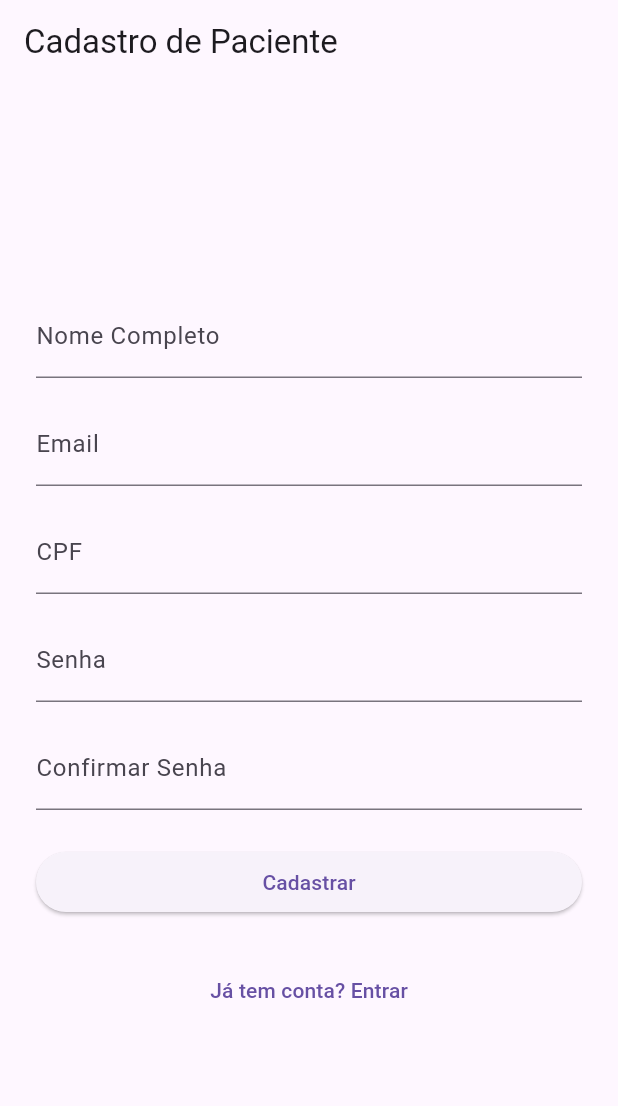
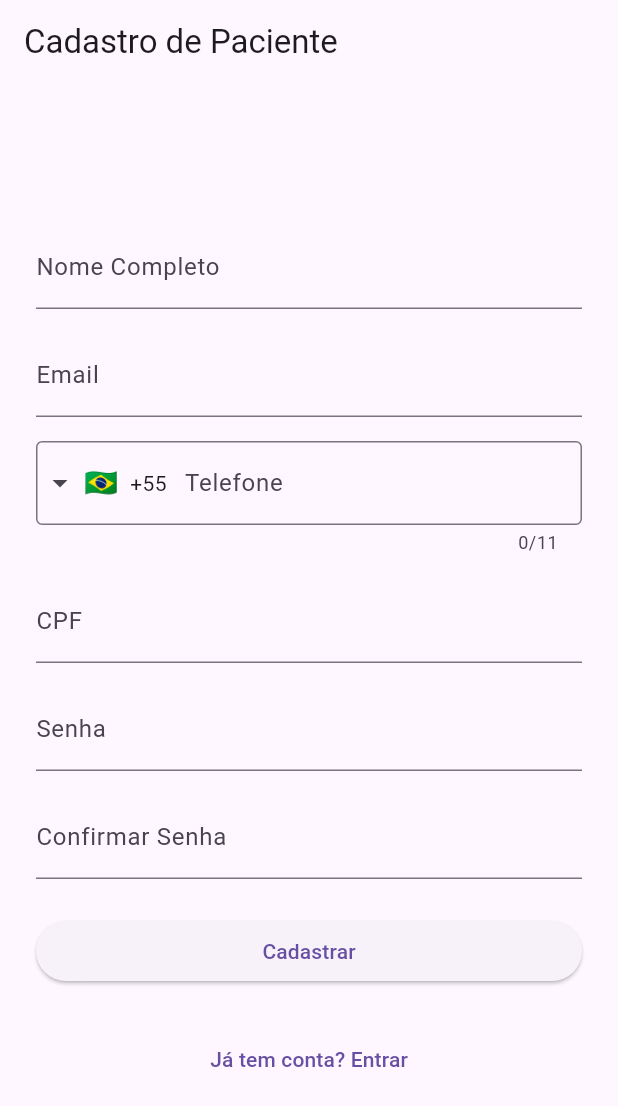
Before and after one commit to Bahryz/ProjetoMed, a Flutter app: the screen it shows after launch, after a tap on "Entrar", after a tap on "Não tem cadastro? Cadastre-se como pacie", on a phone screen of 412 x 824 dp. Shown: the top 1106 px of the screen. Run offline on Flutter 3.47's test engine with Material 3 defaults, Android fonts, the phone set to English and light mode, and no system bars; drawn by our look-alikes of intl_phone_field; our stand-ins replace cloud_firestore, firebase_auth, firebase_core, go_router, mask_text_input_formatter; accounts and stored records are empty.

Commit message:
envio 17-06

```diff
--- a/medico_app/lib/app/config/router/app_router.dart
+++ b/medico_app/lib/app/config/router/app_router.dart
@@ -5,7 +5,7 @@ import 'package:medico_app/features/authentication/presentation/screens/phone_lo
 import 'package:medico_app/features/authentication/presentation/screens/register_medico_screen.dart';
 import 'package:medico_app/features/authentication/presentation/screens/register_paciente_screen.dart';
 import 'package:medico_app/features/authentication/presentation/screens/verify_email_screen.dart';
-import 'package:medico_app/features/authentication/presentation/screens/home_screen.dart';
+import 'package:medico_app/features/authentication/presentation/screens/chat_screen.dart';
 import 'package:medico_app/features/authentication/presentation/screens/phone_login_screen.dart';
 import 'package:medico_app/features/authentication/presentation/screens/otp_verify_screen.dart';
 
@@ -29,7 +29,7 @@ class AppRouter {
           return OtpVerifyScreen(verificationId: verificationId);
         },
       ),
-      GoRoute(path: '/', builder: (context, state) => const HomeScreen()),
+      GoRoute(path: '/', builder: (context, state) => const ChatScreen()),
     ],
     redirect: (context, state) {
       final authStatus = authController.authStatus;
--- /dev/null
+++ b/medico_app/lib/features/authentication/presentation/screens/chat_screen.dart
@@ -0,0 +1,224 @@
+// medico_app/lib/features/authentication/presentation/screens/chat_screen.dart
+
+import 'package:flutter/material.dart';
+import 'package:provider/provider.dart';
+import 'package:medico_app/features/authentication/presentation/controllers/auth_controller.dart';
+
+class ChatScreen extends StatefulWidget {
+  const ChatScreen({super.key});
+
+  @override
+  State<ChatScreen> createState() => _ChatScreenState();
+}
+
+// Usamos o 'SingleTickerProviderStateMixin' para a animação das abas
+class _ChatScreenState extends State<ChatScreen> with SingleTickerProviderStateMixin {
+  late TabController _tabController;
+
+  @override
+  void initState() {
+    super.initState();
+    // Inicializa o TabController com 3 abas
+    _tabController = TabController(length: 3, vsync: this);
+  }
+
+  @override
+  void dispose() {
+    _tabController.dispose();
+    super.dispose();
+  }
+
+  @override
+  Widget build(BuildContext context) {
+    final authController = context.watch<AuthController>();
+    final userProfile = authController.appUser;
+
+    return Scaffold(
+      appBar: AppBar(
+        title: Text(userProfile?.nome ?? 'ChatApp'),
+        leading: Padding(
+          padding: const EdgeInsets.all(8.0),
+          child: CircleAvatar(
+            child: Text(userProfile?.nome?.substring(0, 1) ?? 'U'),
+          ),
+        ),
+        actions: [
+          IconButton(
+            icon: const Icon(Icons.search),
+            onPressed: () {
+              // Lógica de busca
+            },
+          ),
+          PopupMenuButton<String>(
+            onSelected: (value) {
+              if (value == 'settings') {
+                 ScaffoldMessenger.of(context).showSnackBar(
+                  const SnackBar(content: Text('Tela de Configurações ainda não implementada.')),
+                );
+              } else if (value == 'logout') {
+                context.read<AuthController>().handleLogout();
+              }
+            },
+            itemBuilder: (BuildContext context) => <PopupMenuEntry<String>>[
+              const PopupMenuItem<String>(
+                value: 'settings',
+                child: Text('Configurações'),
+              ),
+              const PopupMenuItem<String>(
+                value: 'logout',
+                child: Text('Sair'),
+              ),
+            ],
+          ),
+        ],
+        // Adicionamos a TabBar aqui
+        bottom: TabBar(
+          controller: _tabController,
+          tabs: const [
+            Tab(text: 'CONVERSAS'),
+            Tab(text: 'STATUS'),
+            Tab(text: 'CHAMADAS'),
+          ],
+        ),
+      ),
+      // O corpo agora é um TabBarView
+      body: TabBarView(
+        controller: _tabController,
+        children: const [
+          // Conteúdo da primeira aba (Conversas)
+          ConversasTab(),
+          // Conteúdo da segunda aba (Status)
+          Center(child: Text('Tela de Status')),
+          // Conteúdo da terceira aba (Chamadas)
+          Center(child: Text('Tela de Chamadas')),
+        ],
+      ),
+      floatingActionButton: FloatingActionButton(
+        onPressed: () {
+          // Ação do botão flutuante (ex: nova conversa)
+        },
+        child: const Icon(Icons.message),
+      ),
+    );
+  }
+}
+
+// Widget para a aba de conversas
+class ConversasTab extends StatefulWidget {
+  const ConversasTab({super.key});
+
+  @override
+  State<ConversasTab> createState() => _ConversasTabState();
+}
+
+class _ConversasTabState extends State<ConversasTab> {
+  final TextEditingController _messageController = TextEditingController();
+  final List<Map<String, String>> _messages = [
+    {'sender': 'other', 'text': 'Olá! Como você está se sentindo hoje?'},
+    {'sender': 'me', 'text': 'Olá, doutor! Estou me sentindo um pouco melhor.'},
+    {'sender': 'other', 'text': 'Ótimo! Continue com a medicação.'},
+  ];
+
+  void _sendMessage() {
+    if (_messageController.text.isNotEmpty) {
+      setState(() {
+        _messages.add({'sender': 'me', 'text': _messageController.text});
+        _messageController.clear();
+      });
+      Future.delayed(const Duration(seconds: 1), () {
+        setState(() {
+          _messages.add({'sender': 'other', 'text': 'Entendido. Continue seguindo as recomendações.'});
+        });
+      });
+    }
+  }
+
+  @override
+  Widget build(BuildContext context) {
+    // Para simplificar, estamos usando uma lista estática.
+    // O ideal seria ter uma lista de conversas aqui.
+    return ListView.builder(
+      itemCount: 1, // Apenas para simular uma conversa na lista
+      itemBuilder: (context, index) {
+        return ListTile(
+          leading: const CircleAvatar(
+            child: Icon(Icons.person),
+          ),
+          title: const Text('Dr. Silva'),
+          subtitle: Text(_messages.last['text']!), // Mostra a última mensagem
+          trailing: const Text('19:45'),
+          onTap: () {
+            // Ao clicar, poderia abrir a tela de chat detalhada
+            // Por enquanto, vamos manter a UI de chat simulada aqui
+            // mas o ideal é navegar para uma nova tela
+            showModalBottomSheet(
+              context: context,
+              isScrollControlled: true,
+              builder: (context) => Padding(
+                padding: EdgeInsets.only(bottom: MediaQuery.of(context).viewInsets.bottom),
+                child: DraggableScrollableSheet(
+                  expand: false,
+                  initialChildSize: 0.9,
+                  builder: (_, controller) => Column(
+                    children: [
+                      Expanded(
+                        child: ListView.builder(
+                          controller: controller,
+                          padding: const EdgeInsets.all(16.0),
+                          itemCount: _messages.length,
+                          itemBuilder: (context, index) {
+                            final message = _messages[index];
+                            final isMe = message['sender'] == 'me';
+                            return Align(
+                              alignment: isMe ? Alignment.centerRight : Alignment.centerLeft,
+                              child: Container(
+                                margin: const EdgeInsets.symmetric(vertical: 4.0),
+                                padding: const EdgeInsets.symmetric(horizontal: 16.0, vertical: 10.0),
+                                decoration: BoxDecoration(
+                                  color: isMe ? Colors.blue[100] : Colors.grey[300],
+                                  borderRadius: BorderRadius.circular(12.0),
+                                ),
+                                child: Text(message['text']!),
+                              ),
+                            );
+                          },
+                        ),
+                      ),
+                      Padding(
+                        padding: const EdgeInsets.all(8.0),
+                        child: Row(
+                          children: [
+                            Expanded(
+                              child: TextField(
+                                controller: _messageController,
+                                decoration: InputDecoration(
+                                  hintText: 'Digite uma mensagem...',
+                                  border: OutlineInputBorder(
+                                    borderRadius: BorderRadius.circular(20.0),
+                                    borderSide: BorderSide.none,
+                                  ),
+                                  filled: true,
+                                  fillColor: Colors.grey[200],
+                                ),
+                                onSubmitted: (value) => _sendMessage(),
+                              ),
+                            ),
+                            const SizedBox(width: 8.0),
+                            IconButton(
+                              icon: const Icon(Icons.send),
+                              onPressed: _sendMessage,
+                            ),
+                          ],
+                        ),
+                      ),
+                    ],
+                  ),
+                ),
+              ),
+            );
+          },
+        );
+      },
+    );
+  }
+}
--- a/medico_app/lib/features/authentication/presentation/screens/home_screen.dart
+++ /dev/null
@@ -1,69 +0,0 @@
-import 'package:flutter/material.dart';
-import 'package:provider/provider.dart';
-import 'package:medico_app/features/authentication/presentation/controllers/auth_controller.dart';
-
-class HomeScreen extends StatelessWidget {
-  const HomeScreen({super.key});
-
-  @override
-  Widget build(BuildContext context) {
-    return Consumer<AuthController>(
-      builder: (context, authController, child) {
-        final userProfile = authController.appUser;
-
-        return Scaffold(
-          appBar: AppBar(
-            title: const Text('Tela Principal'),
-            actions: [
-              IconButton(
-                icon: const Icon(Icons.logout),
-                tooltip: 'Sair',
-                onPressed: () {
-                  context.read<AuthController>().handleLogout();
-                },
-              ),
-            ],
-          ),
-          body: Center(
-            child: userProfile == null
-                ? const CircularProgressIndicator()
-                : Padding(
-                    padding: const EdgeInsets.all(16.0),
-                    child: Column(
-                      mainAxisAlignment: MainAxisAlignment.center,
-                      crossAxisAlignment: CrossAxisAlignment.start,
-                      children: [
-                        Text(
-                          'Bem-vindo(a), ${userProfile.nome ?? 'Usuário'}!',
-                          style: Theme.of(context).textTheme.headlineSmall,
-                        ),
-                        const SizedBox(height: 16),
-                        if (userProfile.email != null && userProfile.email!.isNotEmpty)
-                          Text(
-                            'E-mail: ${userProfile.email}',
-                            style: Theme.of(context).textTheme.bodyLarge,
-                          ),
-                        if (userProfile.telefone != null && userProfile.telefone!.isNotEmpty)
-                          Text(
-                            'Telefone: ${userProfile.telefone}',
-                            style: Theme.of(context).textTheme.bodyLarge,
-                          ),
-                        if (userProfile.crm != null)
-                          Text(
-                            'CRM: ${userProfile.crm}',
-                            style: Theme.of(context).textTheme.bodyLarge,
-                          ),
-                        if (userProfile.cpf != null)
-                          Text(
-                            'CPF: ${userProfile.cpf}',
-                            style: Theme.of(context).textTheme.bodyLarge,
-                          ),
-                      ],
-                    ),
-                  ),
-          ),
-        );
-      },
-    );
-  }
-}
--- a/medico_app/lib/features/authentication/presentation/screens/register_paciente_screen.dart
+++ b/medico_app/lib/features/authentication/presentation/screens/register_paciente_screen.dart
@@ -1,6 +1,6 @@
-// 1. IMPORTE O PACOTE DE MÁSCARA
+// 1. IMPORTE OS PACOTES NECESSÁRIOS
+import 'package:intl_phone_field/intl_phone_field.dart';
 import 'package:mask_text_input_formatter/mask_text_input_formatter.dart';
-
 import 'package:flutter/material.dart';
 import 'package:go_router/go_router.dart';
 import 'package:provider/provider.dart';
@@ -21,8 +21,9 @@ class _RegisterPacienteScreenState extends State<RegisterPacienteScreen> {
   final _cpfController = TextEditingController();
   final _passwordController = TextEditingController();
   final _confirmPasswordController = TextEditingController();
+  // 2. CRIE UMA VARIÁVEL PARA GUARDAR O NÚMERO COMPLETO
+  String? _fullPhoneNumber;
 
-  // 2. CRIE A INSTÂNCIA DO FORMATADOR DE MÁSCARA PARA CPF
   final _cpfFormatter = MaskTextInputFormatter(
     mask: '###.###.###-##',
     filter: {"#": RegExp(r'[0-9]')},
@@ -39,28 +40,24 @@ class _RegisterPacienteScreenState extends State<RegisterPacienteScreen> {
     super.dispose();
   }
 
-  // 3. AJUSTE A FUNÇÃO DE SUBMISSÃO
+  // 3. AJUSTE A FUNÇÃO DE SUBMISSÃO PARA INCLUIR O TELEFONE
   Future<void> _submit() async {
-    // Apenas continua se o formulário for válido
     if (!_formKey.currentState!.validate()) {
       return;
     }
 
     final authController = context.read<AuthController>();
     final appUser = AppUser(
-      // O uid será preenchido pelo repositório
       uid: '',
       nome: _nomeController.text.trim(),
       email: _emailController.text.trim(),
-      // Salva o CPF limpo, sem a máscara, no banco de dados
       cpf: _cpfFormatter.getUnmaskedText(),
+      // Adiciona o telefone ao objeto AppUser
+      telefone: _fullPhoneNumber,
       userType: 'paciente',
       crm: null,
     );
 
-    // Chama o método de registro. O AuthController cuidará de mostrar
-    // o indicador de progresso e tratar os erros. O GoRouter cuidará do
-    // redirecionamento em caso de sucesso.
     await authController.handleRegister(
       appUser,
       _passwordController.text,
@@ -95,21 +92,36 @@ class _RegisterPacienteScreenState extends State<RegisterPacienteScreen> {
                   keyboardType: TextInputType.emailAddress,
                   validator: (value) {
                     if (value?.isEmpty ?? true) return 'Campo obrigatório';
-                    if (!value!.contains('@') || !value.contains('.')) return 'Email inválido';
+                    if (!value!.contains('@') || !value.contains('.'))
+                      return 'Email inválido';
                     return null;
                   },
                 ),
                 const SizedBox(height: 16),
-                // 4. APLIQUE A MÁSCARA E O VALIDADOR NO CAMPO CPF
+
+                // 4. ADICIONE O WIDGET DO CAMPO DE TELEFONE
+                IntlPhoneField(
+                  decoration: const InputDecoration(
+                    labelText: 'Telefone',
+                    border: OutlineInputBorder(
+                      borderSide: BorderSide(),
+                    ),
+                  ),
+                  initialCountryCode: 'BR', // Define o Brasil como país inicial
+                  onChanged: (phone) {
+                    // A cada alteração, salva o número completo (código do país + número)
+                    _fullPhoneNumber = phone.completeNumber;
+                  },
+                ),
+
+                const SizedBox(height: 16),
                 TextFormField(
                   controller: _cpfController,
                   decoration: const InputDecoration(labelText: 'CPF'),
                   keyboardType: TextInputType.number,
-                  // Aplica a formatação automática
                   inputFormatters: [_cpfFormatter],
                   validator: (value) {
                     if (value?.isEmpty ?? true) return 'Campo obrigatório';
-                    // Valida se o CPF foi preenchido por completo
                     if (_cpfFormatter.getUnmaskedText().length != 11) {
                       return 'CPF inválido';
                     }
```
Also changed, not shown: medico_app/lib/features/authentication/presentation/screens/register_medico_screen.dart (+27 -8 lines), medico_app/pubspec.yaml (+8 -4 lines), medico_app/pubspec.lock.
